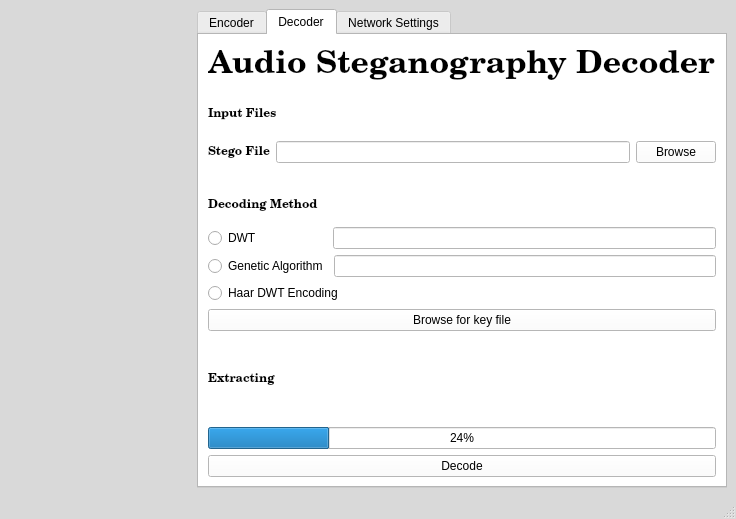
Old version of the form src/ClientGUI.ui in the repository jrgouws16/Audio-Steganograpy.
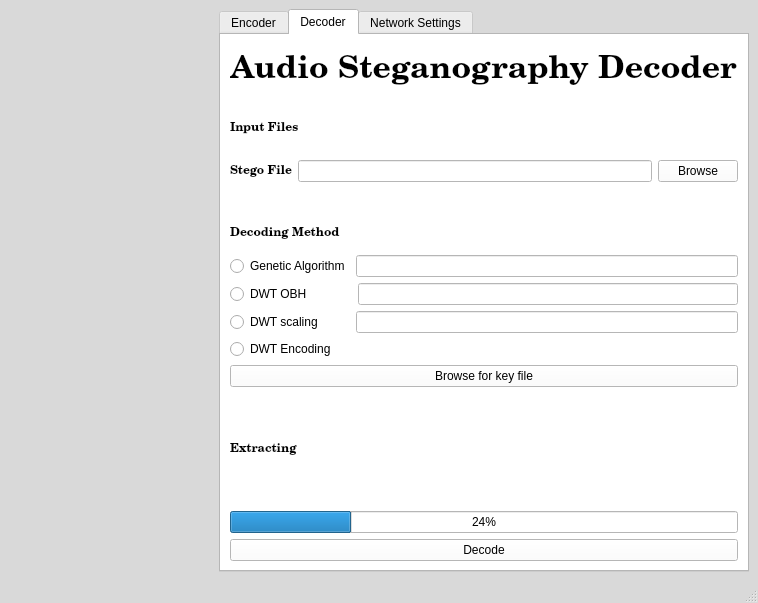
New version of the form.

Commit message: Added the scaling DWT to the client GUI. No functionality yet.

The edit to the form file:
```diff
--- a/src/ClientGUI.ui
+++ b/src/ClientGUI.ui
@@ -6,8 +6,8 @@
    <rect>
     <x>0</x>
     <y>0</y>
-    <width>736</width>
-    <height>519</height>
+    <width>758</width>
+    <height>603</height>
    </rect>
   </property>
   <property name="palette">
@@ -1253,20 +1253,6 @@
                       </property>
                      </widget>
                     </item>
-                    <item>
-                     <layout class="QHBoxLayout" name="horizontalLayout_25">
-                      <item>
-                       <widget class="QRadioButton" name="radioButton_DWT_3">
-                        <property name="text">
-                         <string>DWT                    </string>
-                        </property>
-                       </widget>
-                      </item>
-                      <item>
-                       <widget class="QLineEdit" name="lineEdit_OBH_nr_3"/>
-                      </item>
-                     </layout>
-                    </item>
                     <item>
                      <layout class="QHBoxLayout" name="horizontalLayout_26">
                       <item>
@@ -1281,10 +1267,38 @@
                       </item>
                      </layout>
                     </item>
+                    <item>
+                     <layout class="QHBoxLayout" name="horizontalLayout_25">
+                      <item>
+                       <widget class="QRadioButton" name="radioButton_DWT_3">
+                        <property name="text">
+                         <string>DWT OBH            </string>
+                        </property>
+                       </widget>
+                      </item>
+                      <item>
+                       <widget class="QLineEdit" name="lineEdit_OBH_nr_3"/>
+                      </item>
+                     </layout>
+                    </item>
+                    <item>
+                     <layout class="QHBoxLayout" name="horizontalLayout_29">
+                      <item>
+                       <widget class="QRadioButton" name="radioButton_dwt_scaling_decode">
+                        <property name="text">
+                         <string>DWT scaling        </string>
+                        </property>
+                       </widget>
+                      </item>
+                      <item>
+                       <widget class="QLineEdit" name="lineEdit_dwt_scale_decoding_LSB"/>
+                      </item>
+                     </layout>
+                    </item>
                     <item>
                      <widget class="QRadioButton" name="radioButton_dwt_decoding">
                       <property name="text">
-                       <string>Haar DWT Encoding</string>
+                       <string>DWT Encoding</string>
                       </property>
                      </widget>
                     </item>
```
Left out of the diff: 436 changed lines with no effect on the pictures. The commit also changes 3 other files.
